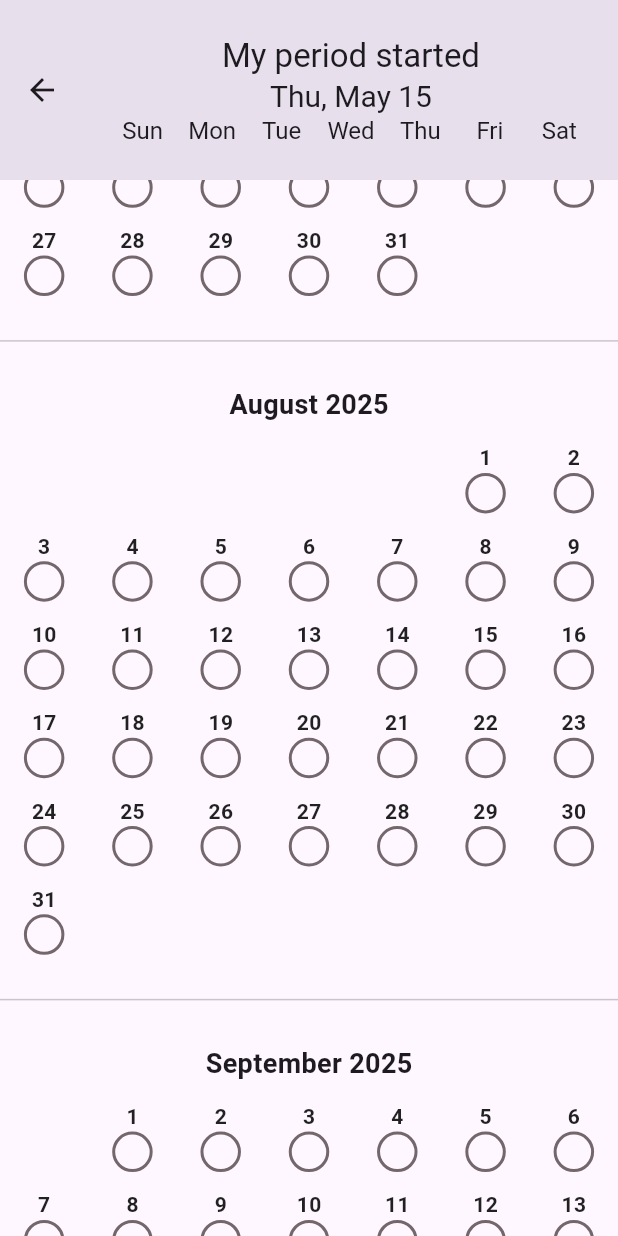
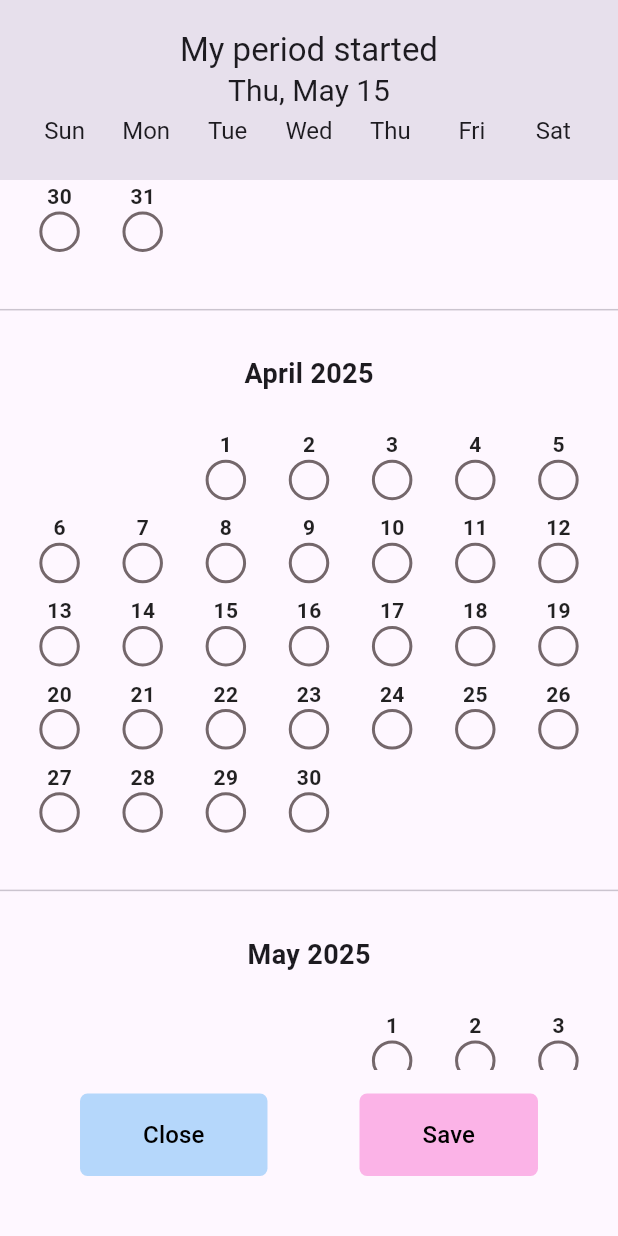
Before and after one commit to R-level/Mina_App, a Flutter app: the PeriodDayPickerView screen opened directly, on a phone screen of 412 x 824 dp. Run offline on Flutter 3.47's test engine with Material 3 defaults, Android fonts, the light colour scheme and no system bars; our stand-ins replace bloc, csv, equatable, fl_chart, flutter_bloc, flutter_local_notifications and 5 more; missing offline and left inert: simple_gesture_detector, table_calendar_example; accounts and stored records are empty.

Commit message:
feat: Enhance cycle management with new Cycle table and update Cycle model; refactor database upgrade logic and implement period day saving functionality

```diff
--- a/lib/data/database/databaseHelper.dart
+++ b/lib/data/database/databaseHelper.dart
@@ -33,9 +33,12 @@ class DatabaseHelper {
   }
 
   Future<void> _onUpgrade(Database db, int oldVersion, int newVersion) async {
-    if (oldVersion < 3) {
+    if (oldVersion < 4) {
       await db
           .execute('ALTER TABLE Day RENAME COLUMN ListSymptoms TO symptomList');
+
+      await db.execute(
+          'CREATE TABLE Cycle (id INTEGER PRIMARY KEY AUTOINCREMENT, String startDate, String periodEndDate, String endDate)');
     }
   }
 
--- a/lib/data/model/cycle.dart
+++ b/lib/data/model/cycle.dart
@@ -1,30 +1,24 @@
 import 'package:equatable/equatable.dart';
 
-//A class to represent a menstrual cycle
-//A menstrual cycle will have a start date, an end date, and a period length
-//A start date is the first day of the menstrual cycle = PeriodDay.isStartDay=true.
-//An end date is the last day of the menstrual cycle which is the day before the next a new Cycle's startDay.
-//End date is calculated when a new PeriodDay.isStartDay = true is found upon the CycleRepository.calculateCycleHistory method is called.
-//A period length is the number of days between the start date and a the date of a subsequent PeriodDay.isLastPeriodDay = true.
 class Cycle extends Equatable {
   final DateTime startDate;
-  final DateTime endDate;
-  final int periodLength;
+  final DateTime? endDate;
+  final DateTime periodEndDate;
 
   const Cycle({
     required this.startDate,
-    required this.endDate,
-    required this.periodLength,
+    this.endDate,
+    required this.periodEndDate,
   });
 
   @override
-  List<Object?> get props => [startDate, endDate, periodLength];
+  List<Object?> get props => [startDate, endDate, periodEndDate];
 
   Map<String, dynamic> toMap() {
     return {
       'startDate': startDate.toIso8601String(),
-      'endDate': endDate.toIso8601String(),
-      'periodLength': periodLength,
+      'endDate': endDate != null ? endDate!.toIso8601String() : "",
+      'periodEndDate': periodEndDate.toIso8601String(),
     };
   }
 
@@ -32,7 +26,7 @@ class Cycle extends Equatable {
     return Cycle(
       startDate: DateTime.parse(map['startDate']),
       endDate: DateTime.parse(map['endDate']),
-      periodLength: map['periodLength'],
+      periodEndDate: map['periodEndDate'],
     );
   }
 }
--- a/lib/features/period/period_day_picker_view.dart
+++ b/lib/features/period/period_day_picker_view.dart
@@ -1,5 +1,8 @@
 import 'package:flutter/material.dart';
 import 'package:intl/intl.dart';
+import 'package:mina_app/data/database/databaseHelper.dart';
+import 'package:mina_app/data/model/day.dart';
+import 'period_picker_logic.dart';
 
 class PeriodDayPickerView extends StatefulWidget {
   @override
@@ -8,17 +11,29 @@ class PeriodDayPickerView extends StatefulWidget {
 
 class _PeriodDayPickerViewState extends State<PeriodDayPickerView> {
   final Set<DateTime> selectedDates = {};
+  final Set<DateTime> oldPeriodSet = {};
   final ScrollController _scrollController = ScrollController();
 
   @override
   void initState() {
     super.initState();
+    //Get the average period length
 
+    //Get the days and populate oldPeriodSet
+    _loadPeriodDays();
     // Scroll to a specific position upon page load
     WidgetsBinding.instance.addPostFrameCallback((_) {
       _scrollController.jumpTo(MediaQuery.of(context).size.height *
           0.45 *
-          7); // Each month is 382 pixels
+          3); // Each month is 382 pixels
+    });
+  }
+
+  void _loadPeriodDays() async {
+    List<Day> periodDays = await DatabaseHelper()
+        .getPeriodDaysInRange(DateTime(2025, 1, 1), DateTime(2026, 01, 01));
+    setState(() {
+      _processPeriodDaySet(periodDays);
     });
   }
 
@@ -38,13 +53,16 @@ class _PeriodDayPickerViewState extends State<PeriodDayPickerView> {
                     '${DateFormat.E().format(now)}, ${DateFormat.MMMd().format(now)}',
                     style: const TextStyle(fontSize: 20)),
                 Row(
-                  mainAxisAlignment: MainAxisAlignment.spaceAround,
+                  mainAxisAlignment: MainAxisAlignment.spaceEvenly,
                   children: ['Sun', 'Mon', 'Tue', 'Wed', 'Thu', 'Fri', 'Sat']
                       .map((d) => Expanded(
                               child: Center(
-                                  child: Text(
-                            d,
-                            style: const TextStyle(fontSize: 16),
+                                  child: Container(
+                            padding: const EdgeInsets.all(4),
+                            child: Text(
+                              d,
+                              style: const TextStyle(fontSize: 16),
+                            ),
                           ))))
                       .toList(),
                 ),
@@ -62,6 +80,60 @@ class _PeriodDayPickerViewState extends State<PeriodDayPickerView> {
                   final month = months[index];
                   return buildMonthCalendar(month);
                 },
+              ),
+            ),
+            Padding(
+              padding: const EdgeInsets.only(bottom: 32.0, top: 8.0),
+              child: Row(
+                mainAxisAlignment: MainAxisAlignment.spaceEvenly,
+                children: [
+                  Padding(
+                    padding: const EdgeInsets.all(8.0),
+                    child: TextButton(
+                        onPressed: () {
+                          Navigator.pop(context);
+                        }, //onPressed,
+                        style: TextButton.styleFrom(
+                          padding: EdgeInsets.symmetric(
+                              horizontal: 42.0, vertical: 16.0),
+                          shape: RoundedRectangleBorder(
+                            borderRadius: BorderRadius.all(Radius.circular(5)),
+                          ),
+                          backgroundColor:
+                              const Color.fromARGB(84, 33, 149, 243),
+                          foregroundColor: Colors.white,
+                        ),
+                        child: Text("Close",
+                            style: TextStyle(
+                              fontSize: 16,
+                              color: Colors.black,
+                            ))),
+                  ),
+                  Padding(
+                    padding: const EdgeInsets.all(8.0),
+                    child: TextButton(
+                        onPressed: () {
+                          PeriodPicker periodPicker = PeriodPicker();
+                          periodPicker.saveEditedDays(selectedDates);
+                        },
+                        style: TextButton.styleFrom(
+                          padding: EdgeInsets.symmetric(
+                              horizontal: 42.0, vertical: 16.0),
+                          shape: RoundedRectangleBorder(
+                            borderRadius: BorderRadius.all(Radius.circular(5)),
+                          ),
+                          backgroundColor:
+                              const Color.fromARGB(81, 243, 33, 180),
+                          foregroundColor: const Color.fromARGB(255, 0, 0, 0),
+                        ),
+                        child: Text(
+                          "Save",
+                          style: TextStyle(
+                            fontSize: 16,
+                          ),
+                        )),
+                  ),
+                ],
               ),
             ),
           ],
@@ -84,6 +156,7 @@ class _PeriodDayPickerViewState extends State<PeriodDayPickerView> {
           ),
         ),
         GridView.builder(
+          padding: EdgeInsets.all(12),
           shrinkWrap: true,
           physics: NeverScrollableScrollPhysics(),
           itemCount: totalGridCount,
@@ -94,7 +167,8 @@ class _PeriodDayPickerViewState extends State<PeriodDayPickerView> {
 
             final day = index - startWeekday + 1;
             final date = DateTime(month.year, month.month, day);
-            final isSelected = selectedDates.contains(date);
+            final isSelected =
+                oldPeriodSet.contains(date) || selectedDates.contains(date);
 
             return GestureDetector(
               onTap: () {
@@ -170,6 +244,12 @@ class _PeriodDayPickerViewState extends State<PeriodDayPickerView> {
         ? DateTime(month.year + 1, 1, 1)
         : DateTime(month.year, month.month + 1, 1);
     return beginningNextMonth.subtract(Duration(days: 1)).day;
+  }
+
+  void _processPeriodDaySet(List<Day> periodDays) {
+    for (Day day in periodDays) {
+      oldPeriodSet.add(DateTime(day.date.year, day.date.month, day.date.day));
+    }
   }
 }
 
--- a/lib/features/settings/view/settings_view.dart
+++ b/lib/features/settings/view/settings_view.dart
@@ -225,7 +225,7 @@ class _SettingsViewState extends State<SettingsView> {
             subtitle: const Text('Download your data as CSV'),
             onTap: () async {
               try {
-                await _exportService.exportCycleData();
+                //await _exportService.exportCycleData();
                 if (context.mounted) {
                   ScaffoldMessenger.of(context).showSnackBar(
                     const SnackBar(content: Text('Data exported successfully')),
--- a/lib/main.dart
+++ b/lib/main.dart
@@ -34,8 +34,8 @@ class MinaApp extends StatelessWidget {
           }*/
 
           //if (snapshot.hasData && snapshot.data == true) {
-          return const DashboardView();
-          //return PeriodDayPickerView();
+          //return const DashboardView();
+          return PeriodDayPickerView();
           // }
 
           // return const LoginView();
--- a/lib/services/data_export_service.dart
+++ b/lib/services/data_export_service.dart
@@ -26,7 +26,7 @@ class DataExportService {
       ['Cycle Start Date', 'Cycle End Date', 'Period Length', 'Cycle Length']
     ];
 
-    for (final cycle in cycles) {
+/*     for (final cycle in cycles) {
       final cycleLength = cycle.endDate.difference(cycle.startDate).inDays;
       cycleRows.add([
         cycle.startDate.toIso8601String(),
@@ -34,7 +34,7 @@ class DataExportService {
         cycle.periodLength,
         cycleLength,
       ]);
-    }
+    } */
 
     List<List<dynamic>> dayRows = [
       [
--- a/lib/services/export_service.dart
+++ b/lib/services/export_service.dart
@@ -13,7 +13,7 @@ class ExportService {
   ExportService({CycleRepository? cycleRepository})
       : _cycleRepository = cycleRepository ?? CycleRepository();
 
-  Future<void> exportCycleData() async {
+  /* Future<void> exportCycleData() async {
     try {
       // Get all cycle data
       final cycles = await _cycleRepository.calculateCycleHistory();
@@ -85,5 +85,5 @@ class ExportService {
 
   Future<void> exportPdfReport() async {
     // TODO: Implement PDF export with detailed visualizations
-  }
+  }*/
 }
--- a/lib/services/prediction_service.dart
+++ b/lib/services/prediction_service.dart
@@ -64,8 +64,8 @@ class PredictionService {
       }
 
       // Calculate average period length
-      final totalPeriodDays =
-          cyclesForStats.fold(0, (sum, cycle) => sum + cycle.periodLength);
+      final totalPeriodDays = 6;
+      // cyclesForStats.fold(0, (sum, cycle) => sum + cycle.periodLength);
 
       // Calculate cycle regularity (as a percentage based on variance)
       double regularity = 100.0;
```
Also changed, not shown: lib/data/repositories/cycle_repository.dart (+5 -3 lines), lib/features/period/period_picker_logic.dart (added, +91 -0 lines), lib/features/statistics/view/statistics_view.dart (+11 -10 lines), 1 other file.
